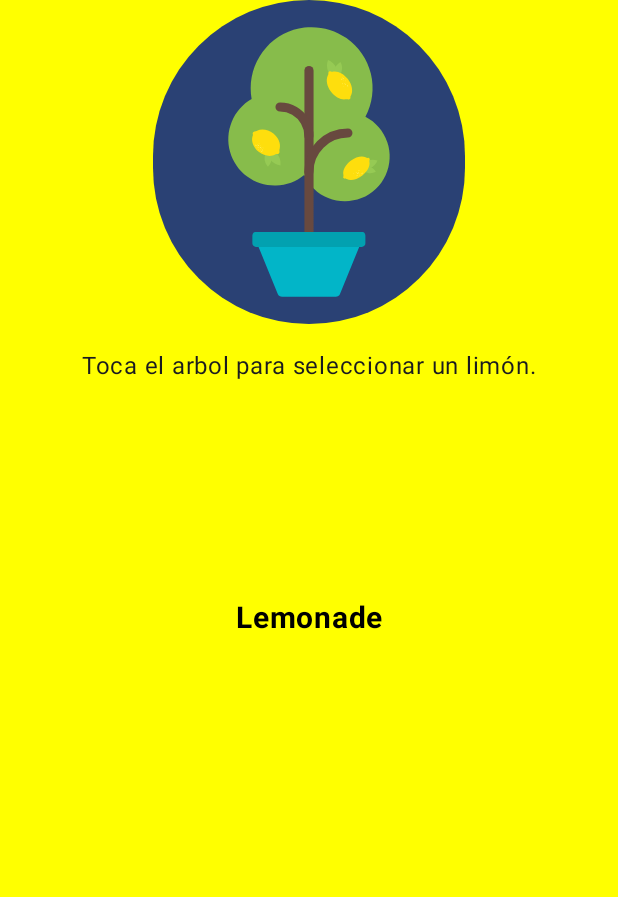
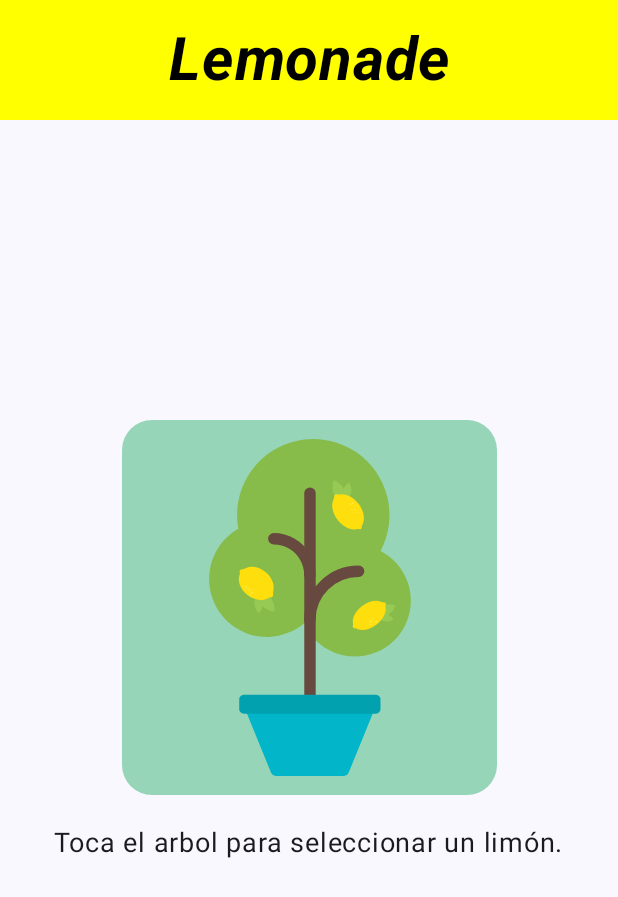
Before and after one commit to DevAndres3490/Lemonade, an Android app built with Jetpack Compose: the screen it shows after launch (MainActivity), on a phone screen of 412 x 824 dp. Shown: the top 897 px of the screen. Run offline under Robolectric (Android 15) with nearby library versions, the phone set to English and light mode, and no system bars.

Commit message:
Aplicacion completa

```diff
--- a/app/src/main/java/com/example/lemonade/MainActivity.kt
+++ b/app/src/main/java/com/example/lemonade/MainActivity.kt
@@ -5,6 +5,8 @@ import androidx.activity.ComponentActivity
 import androidx.activity.compose.setContent
 import androidx.compose.foundation.Image
 import androidx.compose.foundation.background
+import androidx.compose.foundation.border
+import androidx.compose.foundation.clickable
 import androidx.compose.foundation.layout.Arrangement
 import androidx.compose.foundation.layout.Box
 import androidx.compose.foundation.layout.Column
@@ -13,14 +15,14 @@ import androidx.compose.foundation.layout.fillMaxSize
 import androidx.compose.foundation.layout.fillMaxWidth
 import androidx.compose.foundation.layout.height
 import androidx.compose.foundation.layout.padding
+import androidx.compose.foundation.layout.size
 import androidx.compose.foundation.layout.wrapContentSize
-import androidx.compose.material3.Button
+import androidx.compose.foundation.shape.CornerSize
+import androidx.compose.foundation.shape.RoundedCornerShape
 import androidx.compose.material3.ExperimentalMaterial3Api
 import androidx.compose.material3.MaterialTheme
-import androidx.compose.material3.Scaffold
 import androidx.compose.material3.Surface
 import androidx.compose.material3.Text
-import androidx.compose.material3.TopAppBar
 import androidx.compose.runtime.Composable
 import androidx.compose.runtime.getValue
 import androidx.compose.runtime.mutableStateOf
@@ -28,12 +30,10 @@ import androidx.compose.runtime.remember
 import androidx.compose.runtime.setValue
 import androidx.compose.ui.Alignment
 import androidx.compose.ui.Modifier
-import androidx.compose.ui.draw.clip
 import androidx.compose.ui.graphics.Color
-import androidx.compose.ui.layout.ContentScale
 import androidx.compose.ui.res.painterResource
 import androidx.compose.ui.res.stringResource
-import androidx.compose.ui.text.TextStyle
+import androidx.compose.ui.text.font.FontStyle
 import androidx.compose.ui.text.font.FontWeight
 import androidx.compose.ui.text.style.TextAlign
 import androidx.compose.ui.tooling.preview.Preview
@@ -52,6 +52,7 @@ class MainActivity : ComponentActivity() {
                     color = MaterialTheme.colorScheme.background
                 ) {
                     LemonadeImageButton()
+
                 }
 
             }
@@ -63,67 +64,116 @@ class MainActivity : ComponentActivity() {
     fun LemonadeImageButton(modifier: Modifier = Modifier) {
 
 
-        var showImage by remember { mutableStateOf(1) }
+        var step by remember { mutableStateOf(1) }
 
-        val imageResource = when (showImage) {
+        val imageResource = when (step) {
             1 -> R.drawable.lemon_tree
             2 -> R.drawable.lemon_squeeze
             3 -> R.drawable.lemon_drink
             else -> R.drawable.lemon_restart
         }
 
-        val showText by remember {
-            mutableStateOf(1)
-        }
-        val textResource = when (showText) {
+
+        val textResource = when (step) {
             1 -> R.string.lemon_tree
             2 -> R.string.lemon_squeze
             3 -> R.string.lemon_drink
             else -> R.string.lemon_restart
         }
 
-// titulo
+        val imageDescription = when(step) {
+
+            1 -> stringResource(R.string.lemonTree)
+            2 -> stringResource(R.string.lemon)
+            3 -> stringResource(R.string.glassOfLemonade)
+            else -> stringResource(R.string.emptyGlass)
+        }
+
+        var pulsaciones by remember { mutableStateOf(0) }
+        var numeroRandom = (2..4).random()
+
+
+        Column(
+            modifier = modifier
+                .fillMaxSize(),
+            horizontalAlignment = Alignment.CenterHorizontally,
+            verticalArrangement = Arrangement.Top
+
+        ) {
+
             Box(
                 modifier = Modifier
                     .fillMaxWidth()
                     .background(Color.Yellow)
                     .padding(16.dp)
             ) {
-            Text(text = "Lemonade",
+                Text(
+                    text = "Lemonade",
                     color = Color.Black,
                     fontWeight = FontWeight.Bold,
-                fontSize = 20.sp,
+                    fontStyle = FontStyle.Italic,
+                    fontSize = 40.sp,
                     textAlign = TextAlign.Center,
                     modifier = Modifier.align(Alignment.Center)
+
                 )
             }
+            Spacer(modifier = Modifier.height(200.dp))
+            Image(
 
-        Column(
-            modifier = modifier,
-            horizontalAlignment = Alignment.CenterHorizontally
+                painter = painterResource(id = imageResource),
+                contentDescription = imageDescription.toString(),
+                alpha = 10f,
+                modifier = Modifier
+                    .size(250.dp)
+                    .border(
+                        width = 5.dp,
+                        color = Color(
+                            red = 153,
+                            green = 204,
+                            blue = 209,
+                            alpha = 1
+                        ), // Color del borde RGB: 105, 205, 216
+                        shape = RoundedCornerShape(CornerSize(20.dp))
+
+                    )
+                    .background(
+                        Color(red = 151, green = 213, blue = 184, alpha = 255),
+                        shape = RoundedCornerShape(CornerSize(20.dp))
+
+                    )
+                    .clickable {
+                        if (step == 2) {
+                            pulsaciones += 1
+                            if (pulsaciones == numeroRandom) {
+                                // Si la imagen 2 se ha repetido según el valor de numeroRandom, avanzar a la siguiente imagen
+                                step += 1
 
 
-        ) {
+                                // Reiniciar el contador para la próxima vez que se alcance la imagen 2
+                                pulsaciones = 0
+                            }
+                        } else if (step == 4) {
+                            step = 1
 
-            Button(onClick = { showImage += 1 }) {
-                Image(
-                    painter = painterResource(id = imageResource),
-                    contentDescription = showImage.toString(),
-                    contentScale = ContentScale.Crop,
+                        } else {
+                            step += 1
+
+                        }
+                    }
 
 
             )
-
-            }
-
-
-            Spacer(modifier = Modifier.height(16.dp))
+            Spacer(modifier = Modifier.height(20.dp))
             Text(
                 text = stringResource(id = textResource),
+                fontSize = 18.sp
 
                 )
         }
     }
+
+
 
     @Preview(showBackground = true)
     @Composable
--- a/app/src/main/res/values/strings.xml
+++ b/app/src/main/res/values/strings.xml
@@ -4,5 +4,9 @@
     <string name="lemon_squeze" >Toca el limón para exprimirlo.</string>
     <string name="lemon_drink" >Toca la limonada para beberla.</string>
     <string name="lemon_restart" >Toca el baso vacío para empezar de nuevo.</string>
+    <string name="lemonTree">Lemon tree</string>
+    <string name="lemon">Lemon</string>
+    <string name="glassOfLemonade">Glass of lemonade</string>
+    <string name="emptyGlass">Empty Glass</string>
 
 </resources>
--- a/build.gradle.kts
+++ b/build.gradle.kts
@@ -1,5 +1,5 @@
 // Top-level build file where you can add configuration options common to all sub-projects/modules.
 plugins {
-    id("com.android.application") version "8.1.4" apply false
+    id("com.android.application") version "8.2.0" apply false
     id("org.jetbrains.kotlin.android") version "1.8.10" apply false
 }
```
Also changed, not shown: gradle/wrapper/gradle-wrapper.properties. Lines whose indentation alone changed are shown as unchanged.
